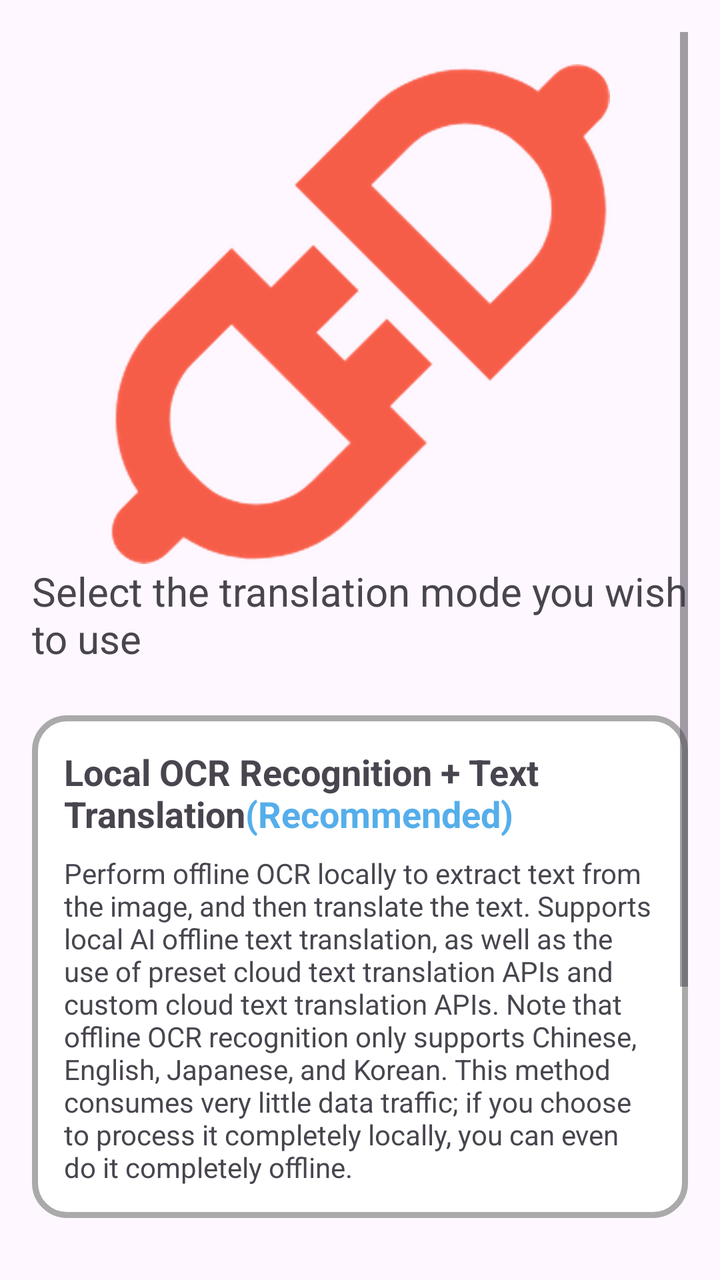
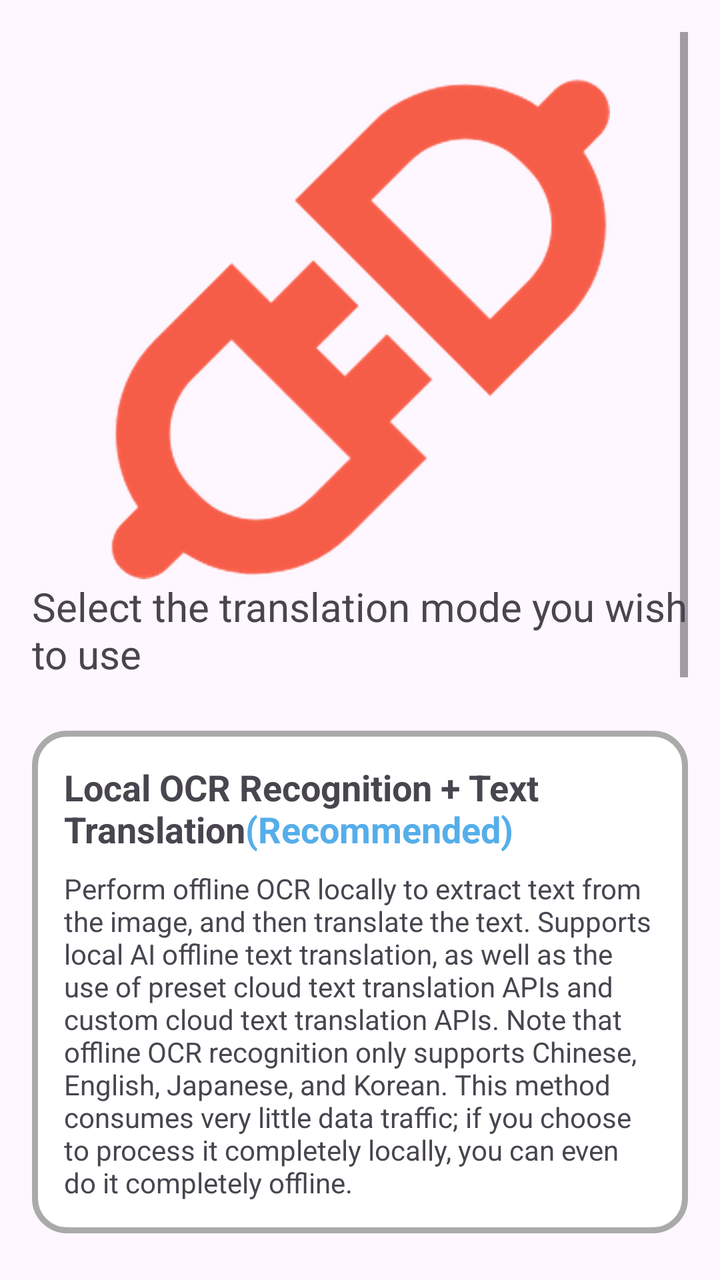

The first picture is an Android layout as it rendered before a commit; the second is the same layout after the commit. The layout source and the unified diff follow.
<!-- AndroidManifest.xml: application theme Theme.MT -->
<!-- res/layout/fragment_translation_mode.xml -->
<?xml version="1.0" encoding="utf-8"?>
<ScrollView xmlns:android="http://schemas.android.com/apk/res/android"
    xmlns:app="http://schemas.android.com/apk/res-auto"
    xmlns:tools="http://schemas.android.com/tools"
    android:id="@+id/constrainLayout"
    android:layout_width="match_parent"
    android:layout_height="match_parent"
    android:padding="16dp"
    tools:context=".me.AboutMe" >

    <androidx.constraintlayout.widget.ConstraintLayout
        android:layout_width="match_parent"
        android:layout_height="wrap_content"
        app:layout_constraintBottom_toBottomOf="parent"
        app:layout_constraintEnd_toEndOf="parent"
        app:layout_constraintStart_toStartOf="parent"
        app:layout_constraintTop_toTopOf="parent">

        <androidx.constraintlayout.widget.Guideline
            android:id="@+id/guideline"
            android:layout_width="wrap_content"
            android:layout_height="wrap_content"
            android:orientation="horizontal"
            app:layout_constraintGuide_percent="0.02" />

        <ImageView
            android:id="@+id/api_imageView"
            android:layout_width="250dp"
            android:layout_height="250dp"
            android:src="@drawable/apiicon"
            android:scaleType="centerCrop"
            app:layout_constraintEnd_toEndOf="parent"
            app:layout_constraintStart_toStartOf="parent"
            app:layout_constraintTop_toBottomOf="@id/guideline" />

        <TextView
            android:id="@+id/des_textView"
            android:layout_width="wrap_content"
            android:layout_height="wrap_content"
            android:text="@string/choose_mode"
            android:textSize="20sp"
            app:layout_constraintTop_toBottomOf="@id/api_imageView"
            app:layout_constraintStart_toStartOf="parent" />

        <LinearLayout
            android:id="@+id/modeGroup"
            android:layout_width="match_parent"
            android:layout_height="wrap_content"
            android:orientation="vertical"
            android:layout_marginTop="10dp"
            app:layout_constraintTop_toBottomOf="@id/des_textView"
            app:layout_constraintEnd_toEndOf="parent"
            app:layout_constraintStart_toStartOf="parent">

            <LinearLayout
                android:id="@+id/ocrModeLayout"
                android:layout_width="match_parent"
                android:layout_height="wrap_content"
                android:layout_marginTop="15dp"
                android:background="@drawable/custom_radio_button_background"
                android:orientation="horizontal"
                android:padding="16dp">

                <LinearLayout
                    android:layout_width="match_parent"
                    android:layout_height="wrap_content"
                    android:orientation="vertical">

                    <TextView
                        android:layout_width="match_parent"
                        android:layout_height="wrap_content"
                        android:text="@string/ocr_mode"
                        android:textSize="18sp"
                        android:textStyle="bold"
                        android:textColorHighlight="@android:color/transparent"/>

                    <TextView
                        android:layout_width="match_parent"
                        android:layout_height="wrap_content"
                        android:layout_marginTop="8dp"
                        android:text="@string/ocr_mode_description" />

                </LinearLayout>
            </LinearLayout>

            <LinearLayout
                android:id="@+id/picModeLayout"
                android:layout_width="match_parent"
                android:layout_height="wrap_content"
                android:layout_marginTop="20dp"
                android:background="@drawable/custom_radio_button_background"
                android:orientation="horizontal"
                android:padding="16dp">

                <LinearLayout
                    android:layout_width="match_parent"
                    android:layout_height="wrap_content"
                    android:orientation="vertical">

                    <TextView
                        android:layout_width="match_parent"
                        android:layout_height="wrap_content"
                        android:text="@string/pic_mode"
                        android:textSize="18sp"
                        android:textStyle="bold" />

                    <TextView
                        android:layout_width="match_parent"
                        android:layout_height="wrap_content"
                        android:layout_marginTop="8dp"
                        android:text="@string/pic_mode_description"
                        android:textColorHighlight="@android:color/transparent"/>

                </LinearLayout>
            </LinearLayout>

        </LinearLayout>

    </androidx.constraintlayout.widget.ConstraintLayout>

</ScrollView>
<!-- resources referenced by this layout -->
<resources>
  <!-- drawable apiicon: webp bitmap (drawable, 46238 bytes) -->
  <!-- drawable custom_radio_button_background (drawable) -->
  <?xml version="1.0" encoding="utf-8"?>
  <shape xmlns:android="http://schemas.android.com/apk/res/android"
      android:shape="rectangle">
  
      <corners android:radius="16dp" />
      <stroke android:width="3dp" android:color="@android:color/darker_gray" />
      <solid android:color="@android:color/white" />
  
  </shape>
  <string name="choose_mode">Select the translation mode you wish to use</string>
  <string name="ocr_mode">Local OCR Recognition + Text Translation<font color="#55AEEA">(Recommended)</font></string>
  <string name="ocr_mode_description">Perform offline OCR locally to extract text from the image, and then translate the text. Supports local AI offline text translation, as well as the use of preset cloud text translation APIs and custom cloud text translation APIs. Note that offline OCR recognition only supports Chinese,  English, Japanese, and Korean. This method consumes very little data traffic; if you choose to process it completely locally, you can even do it completely offline.</string>
  <string name="pic_mode">Upload Images Directly for Translation</string>
  <string name="pic_mode_description">Upload the screenshot directly to the cloud API for translation. It supports using the preset cloud image translation API, and also supports using the custom cloud image translation API. <font color="#55AEEA">It does not support local translation</font>. This method consumes relatively more data traffic.</string>
  <style name="Theme.MT" parent="Base.Theme.MT">
          
          <item name="android:navigationBarColor">@android:color/transparent</item>
          <item name="android:statusBarColor">@android:color/transparent</item>
          <item name="android:windowLightStatusBar">?attr/isLightTheme</item>
      </style>
  <style name="Base.Theme.MT" parent="Theme.Material3.Light.NoActionBar">
          <item name="colorPrimary">#55AEEA</item>
          <item name="android:navigationBarColor">
              @android:color/transparent
          </item>
          <item name="android:enforceNavigationBarContrast">false</item>
          <item name="android:enforceStatusBarContrast">false</item>
      </style>
</resources>

<!-- the commit's change to res/layout/fragment_translation_mode.xml (unified diff, before → after) -->
@@ -116,6 +116,102 @@
 
         </LinearLayout>
 
+        
+        <TextView
+            android:id="@+id/screenshot_title"
+            android:layout_width="wrap_content"
+            android:layout_height="wrap_content"
+            android:layout_marginTop="24dp"
+            android:text="@string/screenshot_section_title"
+            android:textSize="20sp"
+            app:layout_constraintTop_toBottomOf="@id/modeGroup"
+            app:layout_constraintStart_toStartOf="parent" />
+
+        <TextView
+            android:id="@+id/screenshot_desc"
+            android:layout_width="wrap_content"
+            android:layout_height="wrap_content"
+            android:layout_marginTop="4dp"
+            android:text="@string/screenshot_section_desc"
+            android:textSize="14sp"
+            android:textColor="?android:textColorSecondary"
+            app:layout_constraintTop_toBottomOf="@id/screenshot_title"
+            app:layout_constraintStart_toStartOf="parent" />
+
+        <LinearLayout
+            android:id="@+id/screenshotGroup"
+            android:layout_width="match_parent"
+            android:layout_height="wrap_content"
+            android:orientation="vertical"
+            android:layout_marginTop="10dp"
+            app:layout_constraintTop_toBottomOf="@id/screenshot_desc"
+            app:layout_constraintEnd_toEndOf="parent"
+            app:layout_constraintStart_toStartOf="parent">
+
+            <LinearLayout
+                android:id="@+id/mediaprojectionLayout"
+                android:layout_width="match_parent"
+                android:layout_height="wrap_content"
+                android:layout_marginTop="15dp"
+                android:background="@drawable/custom_radio_button_background"
+                android:orientation="horizontal"
+                android:padding="16dp">
+
+                <LinearLayout
+                    android:layout_width="match_parent"
+                    android:layout_height="wrap_content"
+                    android:orientation="vertical">
+
+                    <TextView
+                        android:layout_width="match_parent"
+                        android:layout_height="wrap_content"
+                        android:text="@string/screenshot_method_mediaprojection"
+                        android:textSize="18sp"
+                        android:textStyle="bold"
+                        android:textColorHighlight="@android:color/transparent"/>
+
+                    <TextView
+                        android:layout_width="match_parent"
+                        android:layout_height="wrap_content"
+                        android:layout_marginTop="8dp"
+                        android:text="@string/screenshot_mediaprojection_desc" />
+
+                </LinearLayout>
+            </LinearLayout>
+
+            <LinearLayout
+                android:id="@+id/accessibilityLayout"
+                android:layout_width="match_parent"
+                android:layout_height="wrap_content"
+                android:layout_marginTop="20dp"
+                android:background="@drawable/custom_radio_button_background"
+                android:orientation="horizontal"
+                android:padding="16dp">
+
+                <LinearLayout
+                    android:layout_width="match_parent"
+                    android:layout_height="wrap_content"
+                    android:orientation="vertical">
+
+                    <TextView
+                        android:layout_width="match_parent"
+                        android:layout_height="wrap_content"
+                        android:text="@string/screenshot_method_accessibility"
+                        android:textSize="18sp"
+                        android:textStyle="bold" />
+
+                    <TextView
+                        android:layout_width="match_parent"
+                        android:layout_height="wrap_content"
+                        android:layout_marginTop="8dp"
+                        android:text="@string/screenshot_accessibility_desc"
+                        android:textColorHighlight="@android:color/transparent"/>
+
+                </LinearLayout>
+            </LinearLayout>
+
+        </LinearLayout>
+
     </androidx.constraintlayout.widget.ConstraintLayout>
 
 </ScrollView>
<!-- resource entries referenced after the edit -->
@@ -16,6 +16,12 @@
   <string name="ocr_mode_description">Perform offline OCR locally to extract text from the image, and then translate the text. Supports local AI offline text translation, as well as the use of preset cloud text translation APIs and custom cloud text translation APIs. Note that offline OCR recognition only supports Chinese,  English, Japanese, and Korean. This method consumes very little data traffic; if you choose to process it completely locally, you can even do it completely offline.</string>
   <string name="pic_mode">Upload Images Directly for Translation</string>
   <string name="pic_mode_description">Upload the screenshot directly to the cloud API for translation. It supports using the preset cloud image translation API, and also supports using the custom cloud image translation API. <font color="#55AEEA">It does not support local translation</font>. This method consumes relatively more data traffic.</string>
+  <string name="screenshot_accessibility_desc">Requires enabling accessibility service in system settings. Once granted, no repeat authorization needed. Uses accessibility service to capture the screen.</string>
+  <string name="screenshot_mediaprojection_desc">Requests screen capture permission each time you start translating. No accessibility service needed. Uses the system screen capture API to capture the screen.</string>
+  <string name="screenshot_method_accessibility">Accessibility Service</string>
+  <string name="screenshot_method_mediaprojection">Screen Capture (Recommended)</string>
+  <string name="screenshot_section_desc">Choose how to capture the screen for translation</string>
+  <string name="screenshot_section_title">Screenshot Method</string>
   <style name="Theme.MT" parent="Base.Theme.MT">
           
           <item name="android:navigationBarColor">@android:color/transparent</item>
